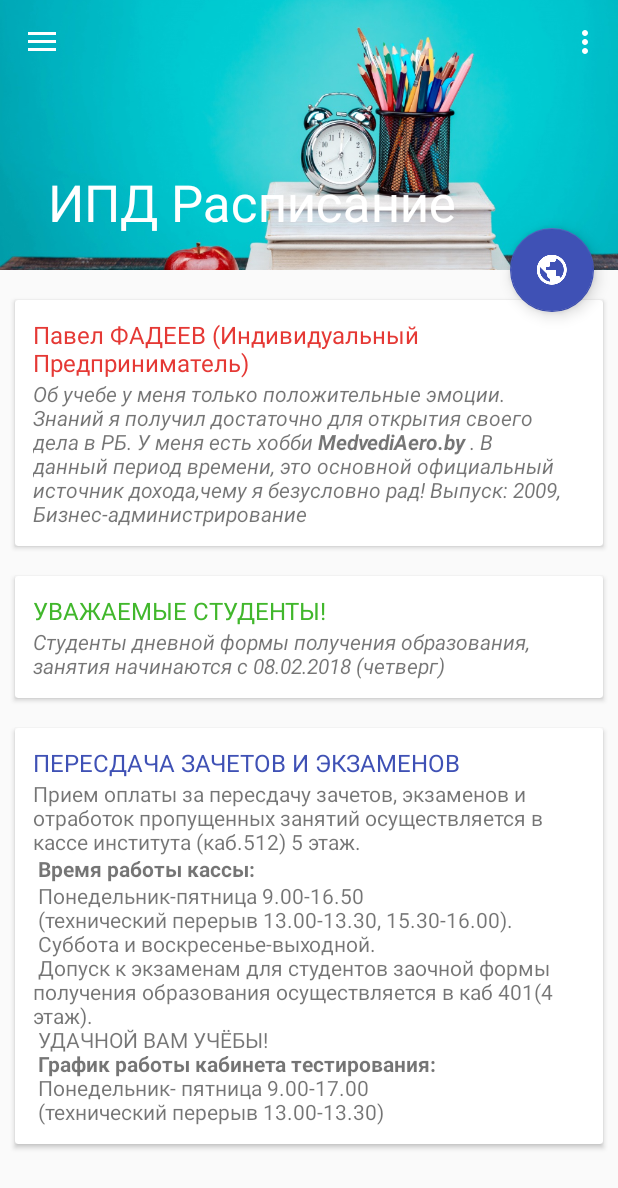
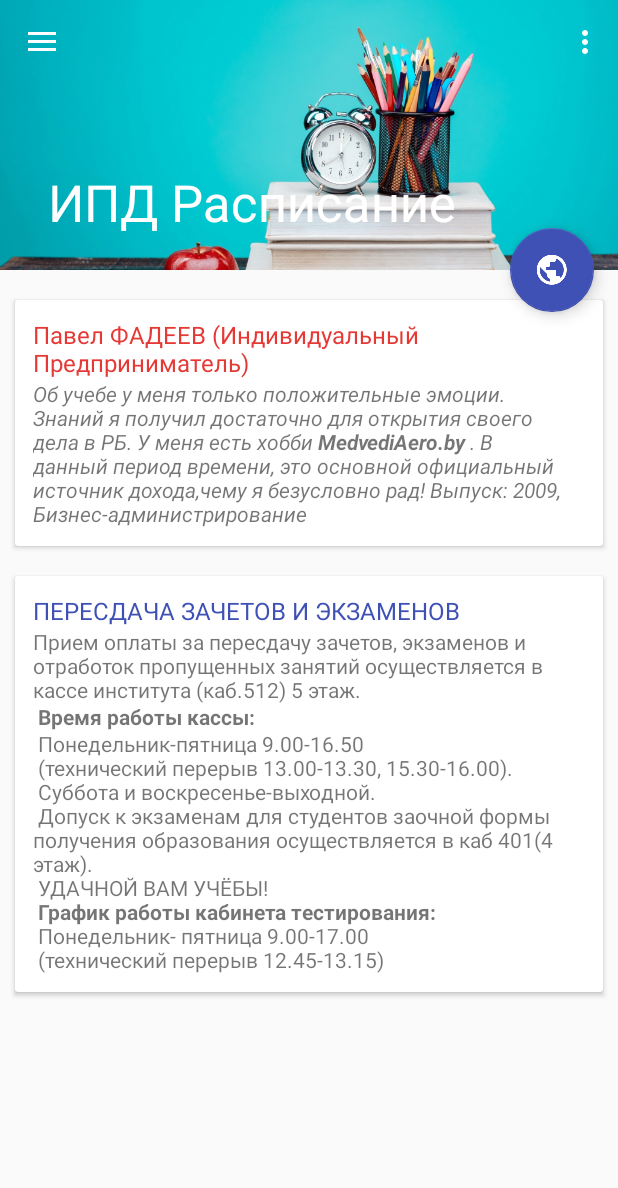
Before and after one commit to kiruha21/IPD3, an Android app: the screen it shows after launch (MainActivity), on a phone screen of 412 x 824 dp. Shown: the top 1188 px of the screen. Run offline under Robolectric (Android 15) with nearby library versions, the phone set to English and light mode, and no system bars.

Commit message:
коректировка текста , скрытие карточки на главном активити

```diff
--- a/app/src/main/res/layout/content_main.xml
+++ b/app/src/main/res/layout/content_main.xml
@@ -16,8 +16,6 @@ tools:showIn="@layout/activity_scrolling">
 
     <include layout="@layout/card_layout_main" />
 
-    <include layout="@layout/card_layout_main3" />
-
     <include layout="@layout/card_layout_main2" />
 
 </LinearLayout>
--- a/app/src/main/res/values/strings.xml
+++ b/app/src/main/res/values/strings.xml
@@ -17,7 +17,7 @@
     Понедельник-пятница 9.00-16.50\n (технический перерыв 13.00-13.30, 15.30-16.00).\n Суббота и воскресенье-выходной.\n Допуск к экзаменам для студентов заочной формы получения образования осуществляется в каб 401(4 этаж).\n
     УДАЧНОЙ ВАМ УЧЁБЫ!\n <b>График работы кабинета тестирования:</b> \n
 Понедельник- пятница 9.00-17.00\n
-(технический перерыв 13.00-13.30)</string>
+(технический перерыв 12.45-13.15)</string>
     <string name="title_activity_scrolling">Информация</string>
     <string name="lorem_ipsum1">РЕКВИЗИТЫ ДЛЯ ОПЛАТЫ с 04.07.2017:</string>
     <string name="lorem_ipsum2">Комиссия %</string>
```
